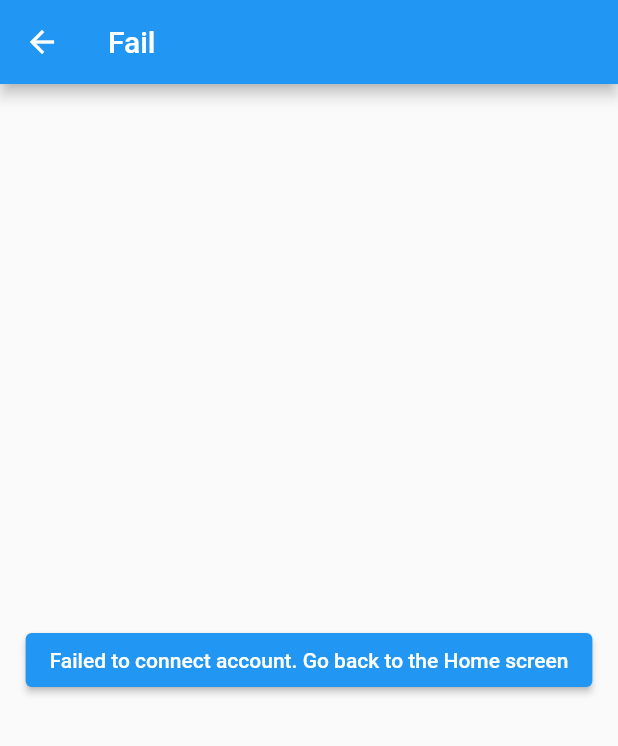
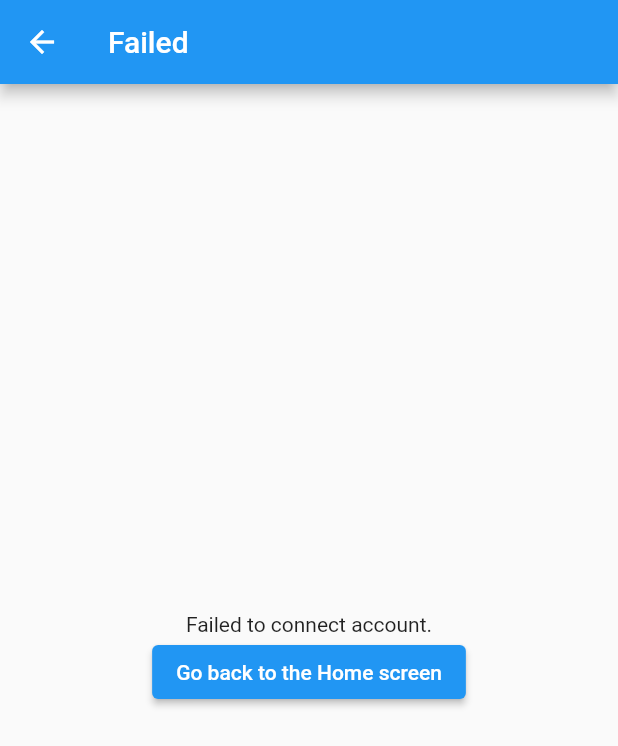
Before and after one commit to leantechnologies/link-sdk-flutter, a Flutter app: the FailScreen screen opened by its route, on a phone screen of 412 x 824 dp. Shown: the top 746 px of the screen. Run offline on Flutter 3.47's test engine with Material 2 defaults, Android fonts, the phone set to English and light mode, and no system bars; our stand-ins replace go_router, permission_handler, webview_flutter; missing offline and left inert: webview_flutter_android, webview_flutter_wkwebview.

Commit message:
chore: update route paths

```diff
--- a/example/lib/main.dart
+++ b/example/lib/main.dart
@@ -17,13 +17,13 @@ final GoRouter _router = GoRouter(
       },
       routes: <RouteBase>[
         GoRoute(
-          path: '/app/flutter/connect/success',
+          path: 'app/flutter/connect/success',
           builder: (BuildContext context, GoRouterState state) {
             return const SuccessScreen();
           },
         ),
         GoRoute(
-          path: '/app/flutter/connect/fail',
+          path: 'app/flutter/connect/fail',
           builder: (BuildContext context, GoRouterState state) {
             return const FailScreen();
           },
@@ -255,10 +255,16 @@ class SuccessScreen extends StatelessWidget {
     return Scaffold(
       appBar: AppBar(title: const Text('Success')),
       body: Center(
-        child: ElevatedButton(
-          onPressed: () => context.go('/'),
-          child: const Text('Account connected. Go back to the Home screen'),
-        ),
+        child: Column(
+          mainAxisAlignment: MainAxisAlignment.center,
+          children: [
+            const Text("Account connected."),
+            ElevatedButton(
+              onPressed: () => context.go('/'),
+              child: const Text('Go back to the Home screen'),
+            ),
+          ],
+        )
       ),
     );
   }
@@ -272,12 +278,18 @@ class FailScreen extends StatelessWidget {
   @override
   Widget build(BuildContext context) {
     return Scaffold(
-      appBar: AppBar(title: const Text('Fail')),
+      appBar: AppBar(title: const Text('Failed')),
       body: Center(
-        child: ElevatedButton(
-          onPressed: () => context.go('/'),
-          child: const Text('Failed to connect account. Go back to the Home screen'),
-        ),
+          child: Column(
+            mainAxisAlignment: MainAxisAlignment.center,
+            children: [
+              const Text("Failed to connect account."),
+              ElevatedButton(
+                onPressed: () => context.go('/'),
+                child: const Text('Go back to the Home screen'),
+              ),
+            ],
+          )
       ),
     );
   }
```
